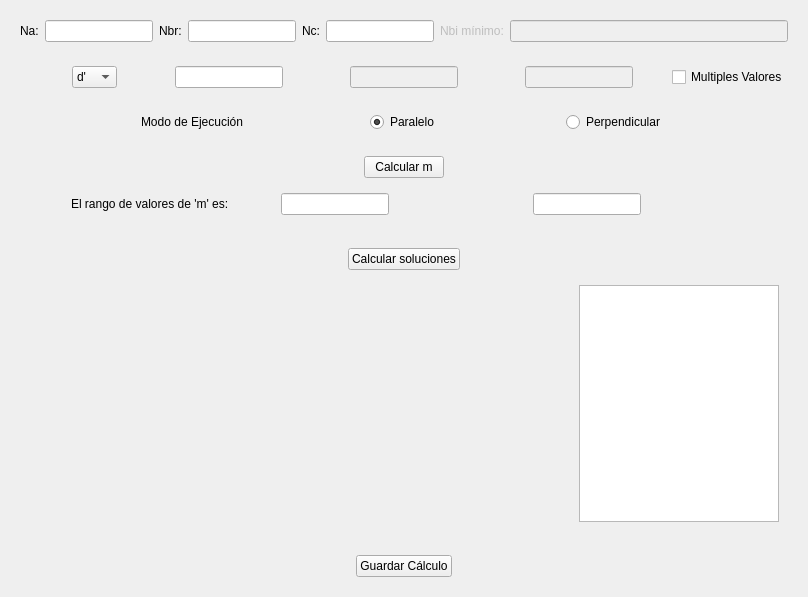
This is src/designer/calculation_session_layout.ui in fer90/taller3-tpfinal as Qt 5 draws it before an edit. The edited form follows.
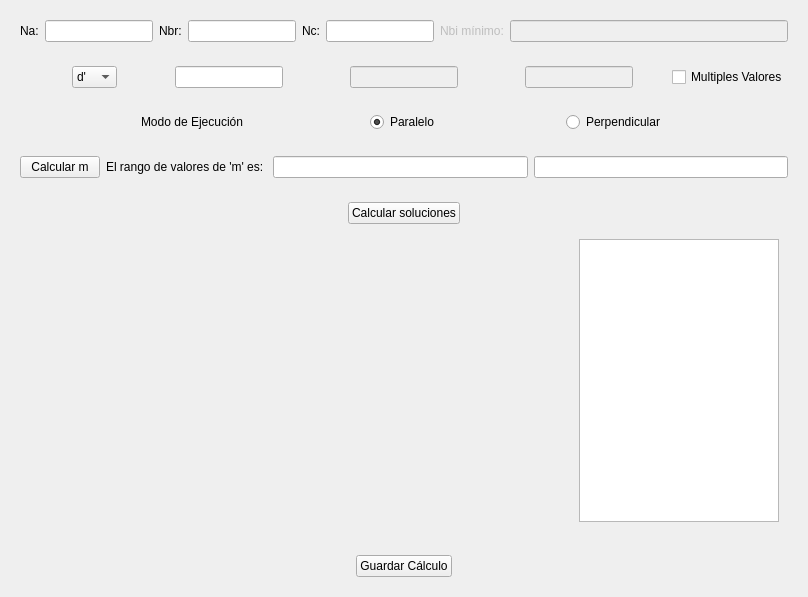
This is the edited form.

Commit message: Se implementa el creador de matplot para la pantalla de calculo

```diff
--- a/src/designer/calculation_session_layout.ui
+++ b/src/designer/calculation_session_layout.ui
@@ -161,8 +161,8 @@
    </item>
    <item>
     <widget class="QWidget" name="m_parameter_container" native="true">
-     <layout class="QVBoxLayout" name="verticalLayout">
-      <item alignment="Qt::AlignHCenter">
+     <layout class="QHBoxLayout" name="horizontalLayout_4">
+      <item>
        <widget class="QPushButton" name="m_calculation_button">
         <property name="text">
          <string>Calcular m</string>
@@ -170,23 +170,17 @@
        </widget>
       </item>
       <item>
-       <widget class="QWidget" name="m_results_container" native="true">
-        <layout class="QHBoxLayout" name="horizontalLayout_4">
-         <item alignment="Qt::AlignHCenter">
           <widget class="QLabel" name="m_result_label">
            <property name="text">
             <string>El rango de valores de 'm' es: </string>
            </property>
           </widget>
          </item>
-         <item alignment="Qt::AlignLeft">
-          <widget class="QLineEdit" name="m_from_value_edit_line"/>
-         </item>
-         <item alignment="Qt::AlignLeft">
+      <item>
           <widget class="QLineEdit" name="m_to_value_edit_line"/>
          </item>
-        </layout>
-       </widget>
+      <item>
+       <widget class="QLineEdit" name="m_from_value_edit_line"/>
       </item>
      </layout>
     </widget>
@@ -207,11 +201,12 @@
          <item>
           <widget class="QWidget" name="matplot_container" native="true">
            <property name="sizePolicy">
-            <sizepolicy hsizetype="Expanding" vsizetype="Preferred">
+            <sizepolicy hsizetype="Expanding" vsizetype="Expanding">
              <horstretch>0</horstretch>
              <verstretch>0</verstretch>
             </sizepolicy>
            </property>
+           <layout class="QVBoxLayout" name="matplot_container_layout"/>
           </widget>
          </item>
          <item>
```
Lines whose indentation alone changed are shown as unchanged. The commit also changes 5 other files.
